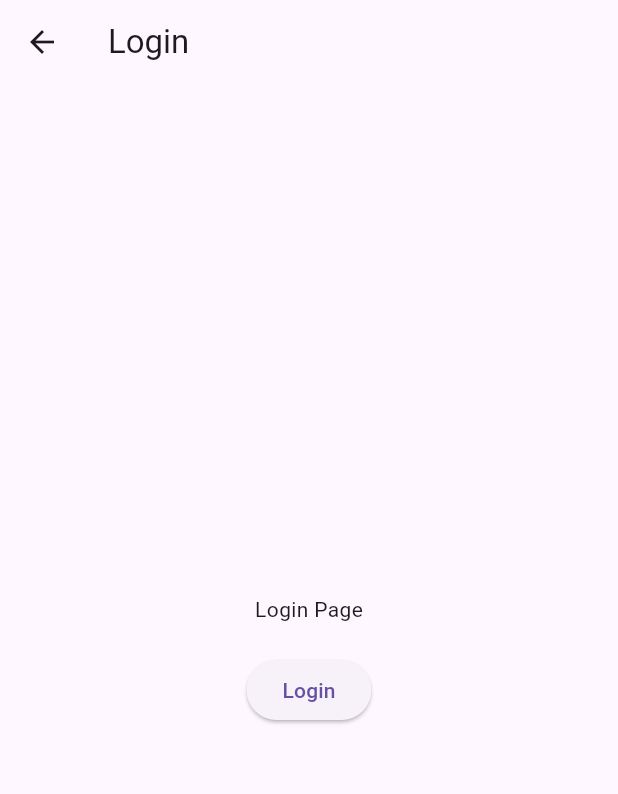
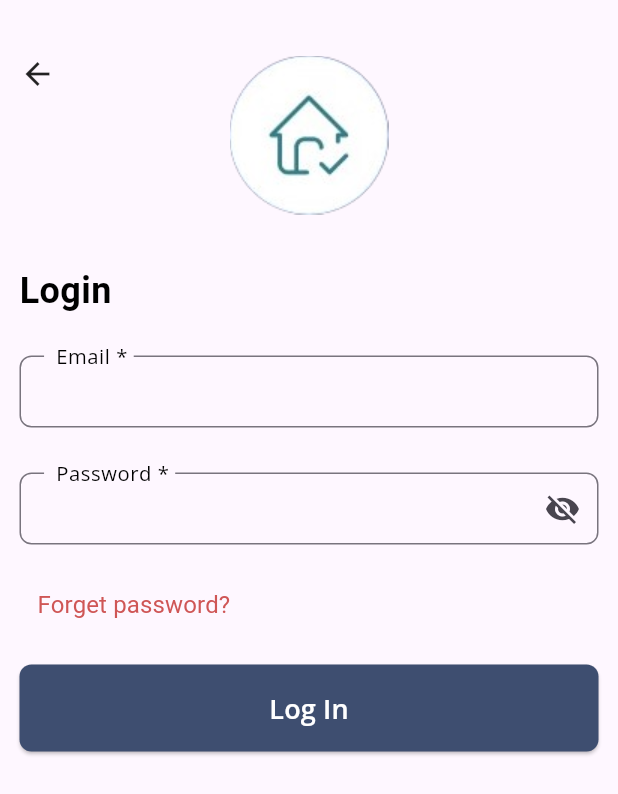
Before and after one commit to ayamohamed410/project, a Flutter app: the LoginScreen screen opened directly, on a phone screen of 412 x 824 dp. Shown: the top 794 px of the screen. Run offline on Flutter 3.47's test engine with Material 3 defaults, Android fonts, the phone set to English and light mode, and no system bars; our stand-ins replace carousel_slider, curved_navigation_bar, get, google_fonts, pinput.

Commit message:
Added login page (Rawan)

```diff
--- /dev/null
+++ b/lib/background/app_assets.dart
@@ -0,0 +1,6 @@
+abstract class AppAssets {
+  static const String logo = 'images/logo.png';
+  static const String icFacebook = 'images/ic_facebook.png';
+  static const String icApple = 'images/ic_apple.png';
+  static const String icGoogle = 'images/ic_google.png';
+}
--- a/lib/background/background.dart
+++ b/lib/background/background.dart
@@ -14,6 +14,10 @@ class Background extends StatelessWidget {
             Color(0xff2E3559),
             Color(0xff323F5A),
             Color(0xff3E5F5D),
+            // Color(0xFF000000),
+            // Color(0xff757575),
+            // Color(0xff3E4E70),
+            // Color(0xffCF5656),
           ],
         ),
       ),
--- /dev/null
+++ b/lib/background/custom_textfield.dart
@@ -0,0 +1,52 @@
+import 'package:flutter/material.dart';
+import 'package:google_fonts/google_fonts.dart';
+
+class CustomTextfield extends StatefulWidget {
+  final String lableText;
+  final bool isPassword;
+
+  const CustomTextfield({
+    super.key,
+    required this.lableText,
+    this.isPassword = false,
+  });
+
+  @override
+  State<CustomTextfield> createState() => _CustomTextfieldState();
+}
+
+class _CustomTextfieldState extends State<CustomTextfield> {
+  bool obscureText = true;
+  @override
+  Widget build(BuildContext context) {
+    return TextField(
+      obscureText: widget.isPassword ? obscureText : false,
+      decoration: InputDecoration(
+        labelText: widget.lableText,
+        floatingLabelBehavior: FloatingLabelBehavior.always,
+        contentPadding: EdgeInsets.only(left: 16.38),
+        labelStyle: GoogleFonts.openSans(
+          fontSize: 18,
+          fontWeight: FontWeight.w400,
+          color: Color(0xFF000000),
+        ),
+        border: OutlineInputBorder(
+          borderRadius: BorderRadius.circular(8),
+          borderSide: BorderSide(color: Color(0xff757575)),
+        ),
+        suffixIcon: widget.isPassword
+            ? InkWell(
+                onTap: () {
+                  setState(() {
+                    obscureText = !obscureText;
+                  });
+                },
+                child: Icon(
+                  obscureText ? Icons.visibility_off : Icons.remove_red_eye,
+                ),
+              )
+            : null,
+      ),
+    );
+  }
+}
--- a/lib/view/screen/login.dart
+++ b/lib/view/screen/login.dart
@@ -1,30 +1,97 @@
-import 'package:agin_3/view/screen/apartments.dart';
+import 'package:agin_3/view/screen/forget%20password/forget_password.dart';
 import 'package:flutter/material.dart';
 import 'package:get/get.dart';
+import 'package:google_fonts/google_fonts.dart';
+import 'package:agin_3/background/app_assets.dart';
+import 'package:agin_3/view/widget/onboarding/custom_button.dart';
+import 'package:agin_3/background/custom_textfield.dart';
+import 'package:agin_3/background/background.dart';
 
-class LoginScreen extends StatelessWidget {
+class LoginScreen extends StatefulWidget {
   const LoginScreen({super.key});
 
   @override
+  State<LoginScreen> createState() => _LoginScreenState();
+}
+
+class _LoginScreenState extends State<LoginScreen> {
+  @override
   Widget build(BuildContext context) {
     return Scaffold(
-      appBar: AppBar(title: Text('Login')),
-      body: Center(
-        child: Column(
-          mainAxisAlignment: MainAxisAlignment.center,
-          children: [
-            Text('Login Page'),
-            SizedBox(height: 20),
-            ElevatedButton(
-              onPressed: () {
-                // Navigate to apartments screen
-                Get.to(() => const ApartmentsScreen());
-              },
-              child: Text('Login'),
+      body: SafeArea(
+        child: Padding(
+          padding: const EdgeInsets.all(13),
+          child: SingleChildScrollView(
+            child: Column(
+              children: [
+                SizedBox(height: 24),
+                buildAppLogo(),
+                SizedBox(height: 34),
+                buildLoginText(),
+                SizedBox(height: 26),
+                buildEmailTextField(),
+                SizedBox(height: 30),
+                buildPasswordTextField(),
+                SizedBox(height: 16),
+                buildForgetPassword(),
+                SizedBox(height: 16),
+                buildLogin(),
+              ],
             ),
-          ],
+          ),
         ),
       ),
     );
   }
+
+  buildAppLogo() => Stack(
+    children: [
+      Align(
+        alignment: Alignment.centerLeft,
+        child: InkWell(
+          onTap: () => Navigator.pop(context),
+          child: Icon(Icons.arrow_back),
+        ),
+      ),
+      Center(child: Image.asset(AppAssets.logo)),
+    ],
+  );
+
+  buildLoginText() => Row(
+    children: [
+      Text(
+        "Login",
+        style: GoogleFonts.roboto(
+          fontSize: 24,
+          fontWeight: FontWeight.w600,
+          color: Color(0xFF000000),
+        ),
+      ),
+    ],
+  );
+
+  buildEmailTextField() => CustomTextfield(lableText: " Email *");
+
+  buildPasswordTextField() =>
+      CustomTextfield(lableText: " Password *", isPassword: true);
+
+  buildForgetPassword() => Row(
+    children: [
+      TextButton(
+        onPressed: () {
+          Get.to(() => ForgetPassword());
+        },
+        child: Text(
+          "Forget password?",
+          style: GoogleFonts.roboto(
+            fontSize: 16,
+            fontWeight: FontWeight.w400,
+            color: Color(0xffCF5656),
+          ),
+        ),
+      ),
+    ],
+  );
+
+  buildLogin() => CustomBotton(text: "Log In", onClick: () {});
 }
--- /dev/null
+++ b/lib/view/widget/onboarding/custom_button.dart
@@ -0,0 +1,46 @@
+import 'package:flutter/material.dart';
+import 'package:google_fonts/google_fonts.dart';
+import 'package:agin_3/background/background.dart';
+
+class CustomBotton extends StatelessWidget {
+  final Color backGroundColor;
+  final String text;
+  final Color textColor;
+  final Function() onClick;
+
+  const CustomBotton({
+    super.key,
+    this.backGroundColor = const Color(0xff3E4E70),
+    required this.text,
+    this.textColor = Colors.white,
+    required this.onClick,
+  });
+
+  @override
+  Widget build(BuildContext context) {
+    return ElevatedButton(
+      style: ElevatedButton.styleFrom(
+        backgroundColor: backGroundColor,
+        shape: RoundedRectangleBorder(borderRadius: BorderRadius.circular(8)),
+      ),
+
+      onPressed: onClick,
+      child: Container(
+        padding: EdgeInsets.symmetric(vertical: 16),
+        child: Row(
+          mainAxisAlignment: MainAxisAlignment.center,
+          children: [
+            Text(
+              text,
+              style: GoogleFonts.openSans(
+                fontSize: 18,
+                fontWeight: FontWeight.w600,
+                color: Colors.white,
+              ),
+            ),
+          ],
+        ),
+      ),
+    );
+  }
+}
--- a/lib/view/widget/onboarding/custombutton.dart
+++ b/lib/view/widget/onboarding/custombutton.dart
@@ -1,6 +1,8 @@
-import 'package:agin_3/view/screen/home/home.dart';
-import 'package:agin_3/view/screen/home/navigation.dart';
+// import 'package:agin_3/view/screen/home/home.dart';
+// import 'package:agin_3/view/screen/home/navigation.dart';
 import 'package:flutter/material.dart';
+import 'package:get/get.dart';
+import 'package:agin_3/view/screen/login.dart';
 
 class CustomButtonOnBoarding extends StatelessWidget {
   const CustomButtonOnBoarding({super.key});
@@ -11,7 +13,7 @@ class CustomButtonOnBoarding extends StatelessWidget {
       height: 40,
       child: OutlinedButton(
         onPressed: () {
-          Navigator.pushNamed(context, Navigation.routeName);
+          Get.to(() => const LoginScreen());
         },
         style: OutlinedButton.styleFrom(
           padding: EdgeInsets.symmetric(horizontal: 100, vertical: 4),
--- a/pubspec.yaml
+++ b/pubspec.yaml
@@ -30,6 +30,7 @@ environment:
 dependencies:
   flutter:
     sdk: flutter
+  google_fonts: ^6.3.2
   pinput:
   convex_bottom_bar:
   curved_navigation_bar:
@@ -66,6 +67,7 @@ flutter:
   assets:
     - images/logo.png
     - assets/
+    - images/
   #   - images/a_dot_ham.jpeg
 
   # An image asset can refer to one or more resolution-specific "variants", see
```
Also changed, not shown: pubspec.lock.
